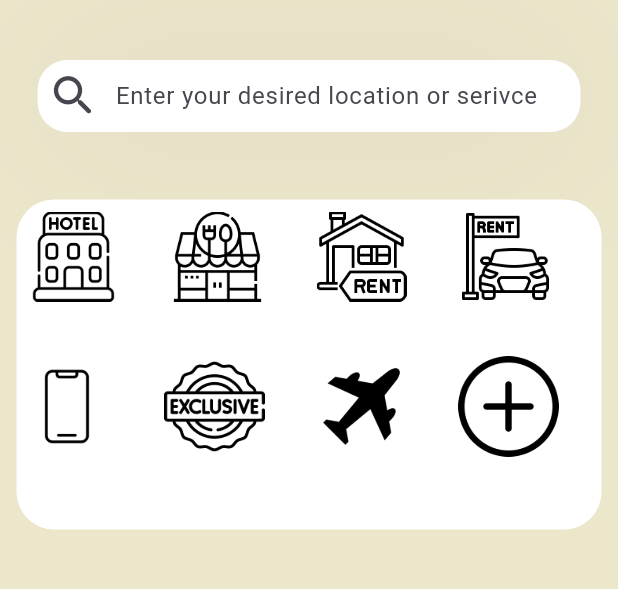
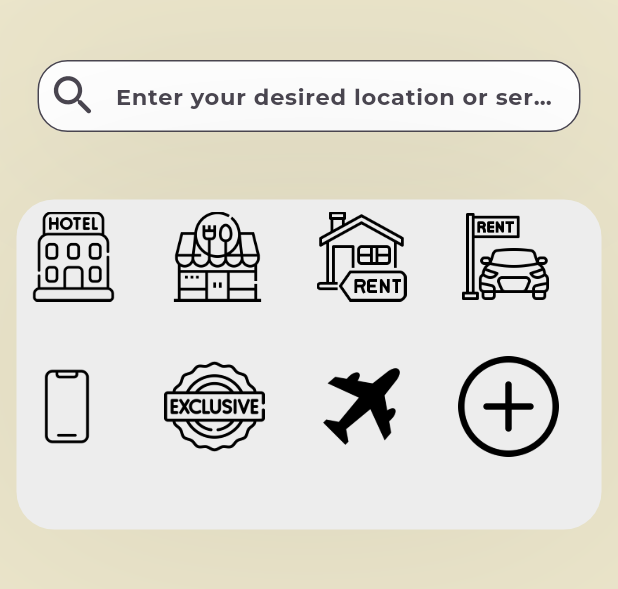
Before and after one commit to AbdulrahmanAbusnena/bentloos, a Flutter app: the screen it shows once a user with an empty profile is signed in, on a phone screen of 412 x 824 dp, the part 84-673 px from its top. Run offline on Flutter 3.47's test engine with Material 3 defaults, Android fonts, the phone set to English and light mode, and no system bars; our stand-ins replace cloud_firestore, firebase_auth, firebase_core, google_fonts; accounts and stored records are empty.

Commit message:
git commit

```diff
--- a/lib/Pages/homepage.dart
+++ b/lib/Pages/homepage.dart
@@ -68,6 +68,10 @@ class _HomePageState extends State<HomePage> {
               child: TextField(
                 decoration: InputDecoration(
                   hintText: 'Enter your desired location or serivce',
+                  hintStyle: GoogleFonts.montserrat(
+                    fontSize: 15,
+                    fontWeight: FontWeight.w700,
+                  ),
                   prefixIcon: const Icon(Icons.search_rounded, size: 35),
                   filled: true,
                   contentPadding: const EdgeInsets.symmetric(
@@ -75,9 +79,13 @@ class _HomePageState extends State<HomePage> {
                     horizontal: 15,
                   ),
                   fillColor: Colors.white,
+                  hoverColor: Colors.black,
                   border: OutlineInputBorder(
                     borderRadius: BorderRadius.circular(20),
-                    borderSide: BorderSide.none,
+                    borderSide: BorderSide(
+                      strokeAlign: BorderSide.strokeAlignCenter,
+                      color: Colors.black,
+                    ),
                   ),
                 ),
               ),
@@ -90,7 +98,13 @@ class _HomePageState extends State<HomePage> {
             height: 220,
             width: 390,
             decoration: BoxDecoration(
-              color: Colors.white,
+              boxShadow: [
+                BoxShadow(
+                    color: const Color(0xff4b4b4b).withOpacity(0.11),
+                    blurRadius: 200,
+                    spreadRadius: 5.0),
+              ],
+              color: const Color(0xffEDEDED),
               borderRadius: BorderRadius.circular(25),
             ),
             child: Column(
```
Also changed, not shown: lib/Pages/profile.dart (added).
